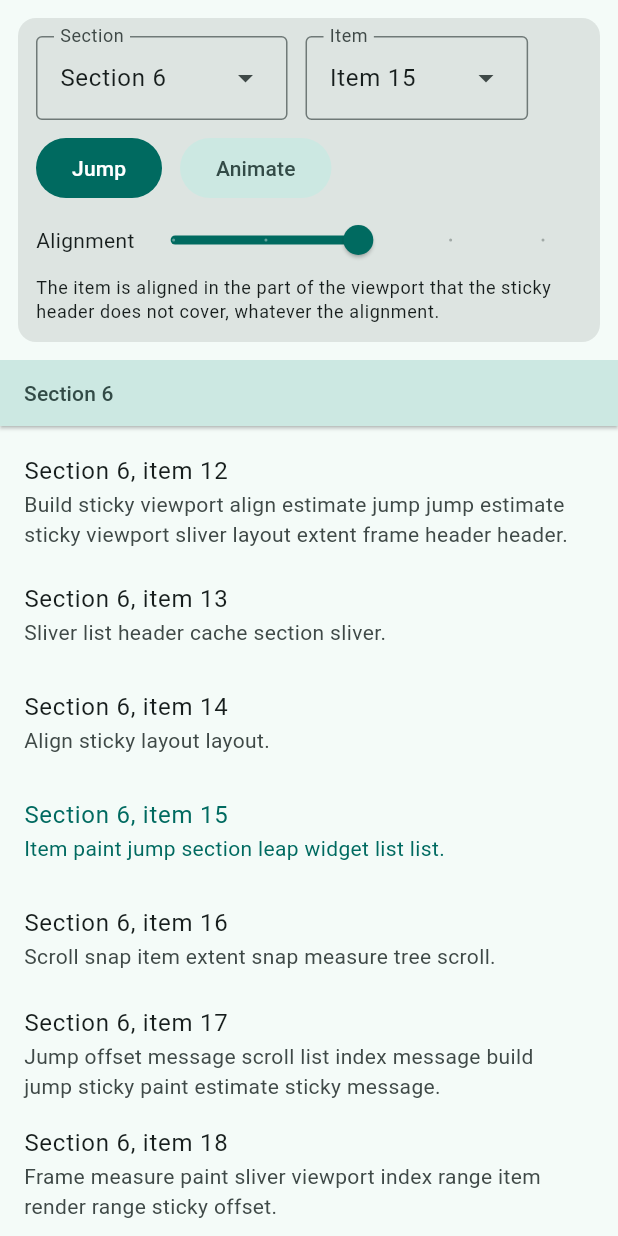
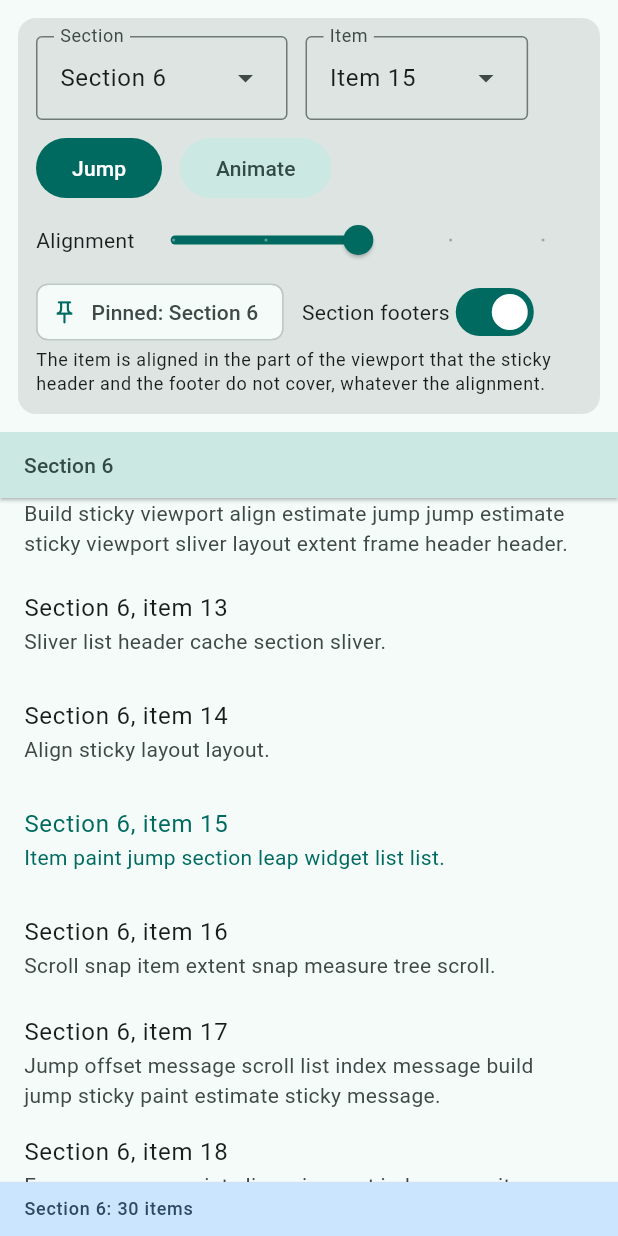
Before and after one commit to dvxlabs520/leap_sliver_list, a Flutter app: the SectionsPage widget shown alone on an empty page, opened directly, scrolled down 576 dp, after a tap on "Jump", on a phone screen of 412 x 824 dp. Run offline on Flutter 3.47's test engine with Material 3 defaults, Android fonts, the phone set to English and light mode, and no system bars.

Commit message:
Use header controller

```diff
--- a/example/lib/app.dart
+++ b/example/lib/app.dart
@@ -4,6 +4,7 @@ import "pages/anchoring_page.dart";
 import "pages/big_list_page.dart";
 import "pages/chat_page.dart";
 import "pages/compare_page.dart";
+import "pages/grid_page.dart";
 import "pages/sections_page.dart";
 
 class _Destination {
@@ -29,6 +30,11 @@ final _destinations = <_Destination>[
     "Sections",
     Icons.vertical_split_outlined,
     (_) => const SectionsPage(),
+  ),
+  _Destination(
+    "Grid",
+    Icons.grid_view_outlined,
+    (_) => const GridPage(),
   ),
   _Destination(
     "Anchoring",
--- a/example/lib/pages/sections_page.dart
+++ b/example/lib/pages/sections_page.dart
@@ -21,6 +21,9 @@ class _SectionsPageState extends State<SectionsPage> {
     for (var i = 0; i < _sectionCount; ++i) ListController(),
   ];
 
+  final _stickyController = StickyHeaderController();
+
+  bool _footers = true;
   int _section = 6;
   int _item = 15;
   double _alignment = 0.5;
@@ -28,6 +31,7 @@ class _SectionsPageState extends State<SectionsPage> {
   @override
   void dispose() {
     _scrollController.dispose();
+    _stickyController.dispose();
     for (final controller in _listControllers) {
       controller.dispose();
     }
@@ -111,9 +115,35 @@ class _SectionsPageState extends State<SectionsPage> {
                     ),
                   ],
                 ),
+                Wrap(
+                  spacing: 12,
+                  crossAxisAlignment: WrapCrossAlignment.center,
+                  children: [
+                    ValueListenableBuilder<int?>(
+                      valueListenable: _stickyController,
+                      builder: (context, section, _) => Chip(
+                        avatar: const Icon(Icons.push_pin_outlined, size: 18),
+                        label: Text(
+                          "Pinned: ${section == null ? "-" : "Section $section"}",
+                        ),
+                      ),
+                    ),
+                    Row(
+                      mainAxisSize: MainAxisSize.min,
+                      children: [
+                        const Text("Section footers"),
+                        Switch(
+                          value: _footers,
+                          onChanged: (v) => setState(() => _footers = v),
+                        ),
+                      ],
+                    ),
+                  ],
+                ),
                 Text(
                   "The item is aligned in the part of the viewport that the "
-                  "sticky header does not cover, whatever the alignment.",
+                  "sticky header and the footer do not cover, whatever the "
+                  "alignment.",
                   style: Theme.of(context).textTheme.bodySmall,
                 ),
               ],
@@ -126,6 +156,8 @@ class _SectionsPageState extends State<SectionsPage> {
             slivers: [
               for (var s = 0; s < _sectionCount; ++s)
                 SuperStickyHeader(
+                  controller: _stickyController,
+                  index: s,
                   header: Material(
                     key: ValueKey("header-$s"),
                     color: scheme.secondaryContainer,
@@ -142,18 +174,7 @@ class _SectionsPageState extends State<SectionsPage> {
                       ),
                     ),
                   ),
-                  sliver: SuperSliverList.builder(
-                    listController: _listControllers[s],
-                    itemCount: _itemsPerSection,
-                    itemBuilder: (context, index) => ListTile(
-                      title: Text("Section $s, item $index"),
-                      subtitle: Text(
-                        sampleText(
-                            s * 100 + index, 3 + hashed(s * 50 + index, 14)),
-                      ),
-                      selected: s == _section && index == _item,
-                    ),
-                  ),
+                  sliver: _buildSection(s, scheme),
                 ),
             ],
           ),
@@ -161,4 +182,40 @@ class _SectionsPageState extends State<SectionsPage> {
       ],
     );
   }
+
+  Widget _buildSection(int s, ColorScheme scheme) {
+    final list = SuperSliverList.builder(
+      listController: _listControllers[s],
+      itemCount: _itemsPerSection,
+      itemBuilder: (context, index) => ListTile(
+        title: Text("Section $s, item $index"),
+        subtitle: Text(
+          sampleText(s * 100 + index, 3 + hashed(s * 50 + index, 14)),
+        ),
+        selected: s == _section && index == _item,
+      ),
+    );
+    if (!_footers) {
+      return list;
+    }
+    return SuperStickyFooter(
+      footer: Material(
+        key: ValueKey("footer-$s"),
+        color: scheme.tertiaryContainer,
+        elevation: 1,
+        child: Container(
+          height: 36,
+          alignment: Alignment.centerLeft,
+          padding: const EdgeInsets.symmetric(horizontal: 16),
+          child: Text(
+            "Section $s: $_itemsPerSection items",
+            style: Theme.of(context).textTheme.labelMedium?.copyWith(
+                  color: scheme.onTertiaryContainer,
+                ),
+          ),
+        ),
+      ),
+      sliver: list,
+    );
+  }
 }
```
Also changed, not shown: example/lib/pages/grid_page.dart (added, +171 -0 lines), 1 other file.
